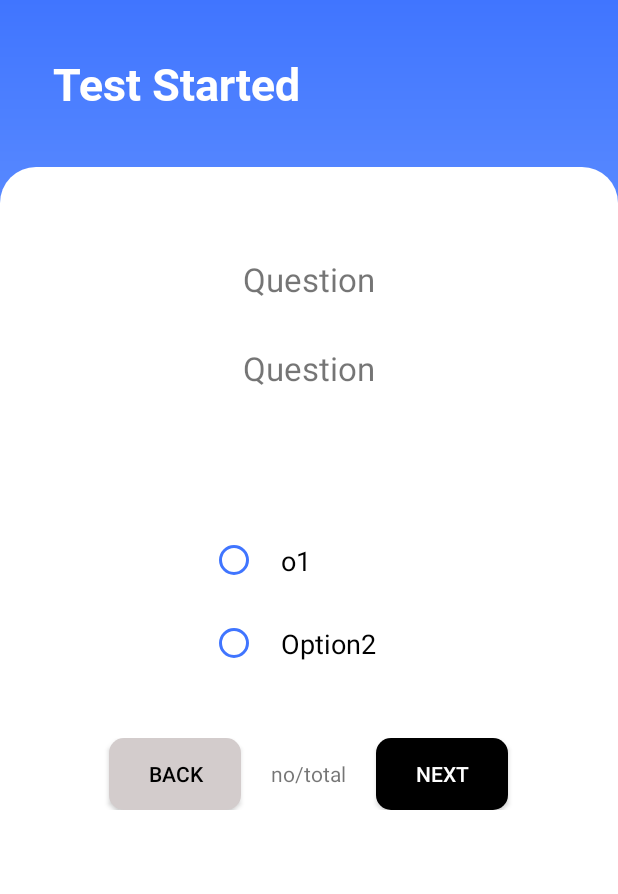
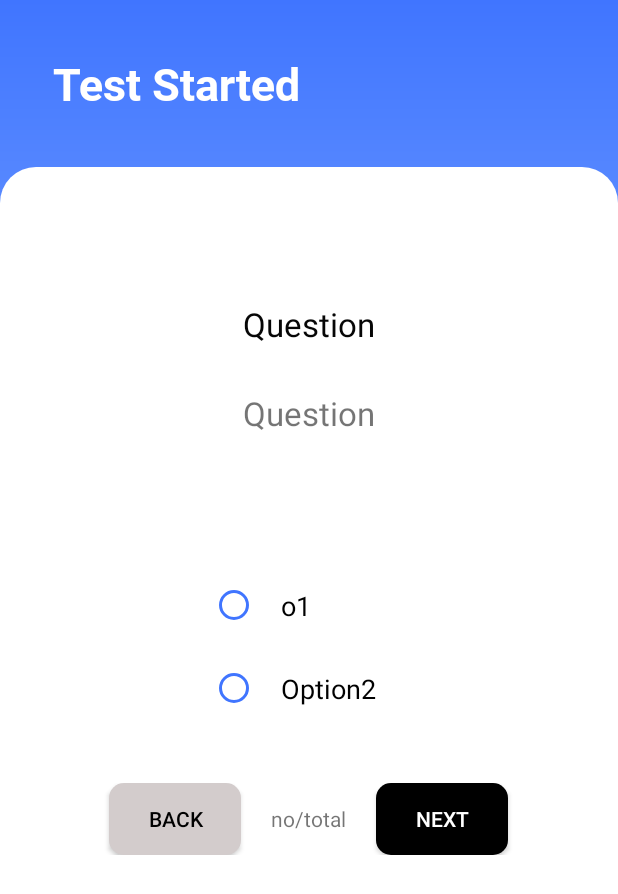
Before and after one commit to infinitesekai/MySekolah, an Android app: the PersonalTestQuestion screen opened directly, with no data from a screen before it, on a phone screen of 412 x 824 dp. Shown: the top 894 px of the screen. Run offline under Robolectric (Android 15) with nearby library versions, the phone set to English and light mode, and no system bars; libraries missing offline, so code that uses them is left out: com.cottacush.android; 6 statements that could not run were skipped.

Commit message:
fix bug of not showing question number

```diff
--- a/MySekolah/app/src/main/java/com/example/mysekolah/PersonalityCareerTest/PersonalTestQuestion.java
+++ b/MySekolah/app/src/main/java/com/example/mysekolah/PersonalityCareerTest/PersonalTestQuestion.java
@@ -70,7 +70,7 @@ public class PersonalTestQuestion extends AppCompatActivity {
         lastfragment = 0;
 
         tvQuestion = findViewById(R.id.txt_question);
-        tvQuestionCount = findViewById(R.id.txt_numbering);
+        tvQuestionCount = findViewById(R.id.txt_number);
         tvQuestionNoGuide = findViewById(R.id.total_question);
 
         rbGroup = findViewById(R.id.radio_group);
--- a/MySekolah/app/src/main/res/layout/activity_personal_test_question.xml
+++ b/MySekolah/app/src/main/res/layout/activity_personal_test_question.xml
@@ -32,8 +32,6 @@
         <androidx.constraintlayout.widget.ConstraintLayout
             android:layout_width="match_parent"
             android:layout_height="wrap_content"
-            android:layout_below="@+id/personalityTitle"
-            android:layout_marginTop="60dp"
             android:orientation="vertical">
 
             <LinearLayout
@@ -47,10 +45,13 @@
                 app:layout_constraintTop_toTopOf="parent">
 
                 <TextView
-                    android:id="@+id/txt_numbering"
+                    android:id="@+id/txt_number"
                     android:layout_width="match_parent"
                     android:layout_height="wrap_content"
                     android:gravity="center"
+                    android:layout_marginTop="90dp"
+                    android:layout_gravity="center"
+                    android:textColor="@color/black"
                     android:text="@string/question"
                     android:textSize="22sp" />
 
```
